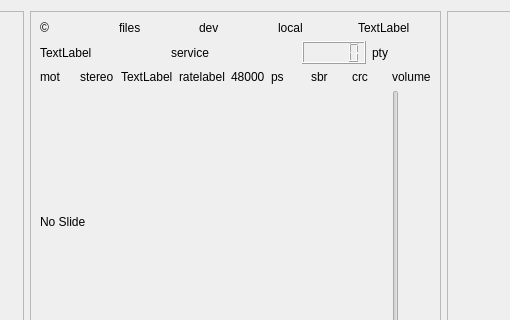
Qt form sources/main/forms-v7/dabradio-6.ui (JvanKatwijk/qt-dab) before a commit; both pictures show x 178 to 688 and y 0 to 320 of the 872 by 491 pixel window.
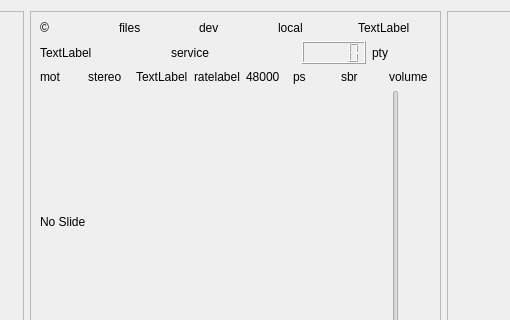
The same form after that commit. Custom widgets are drawn as their Qt base class.

What changed in the file:
```diff
--- a/sources/main/forms-v7/dabradio-6.ui
+++ b/sources/main/forms-v7/dabradio-6.ui
@@ -230,13 +230,6 @@
             </property>
            </widget>
           </item>
-          <item>
-           <widget class="QLabel" name="crcLabel">
-            <property name="text">
-             <string>crc</string>
-            </property>
-           </widget>
-          </item>
           <item>
            <widget class="clickablelabel" name="soundLabel">
             <property name="toolTip">
```
